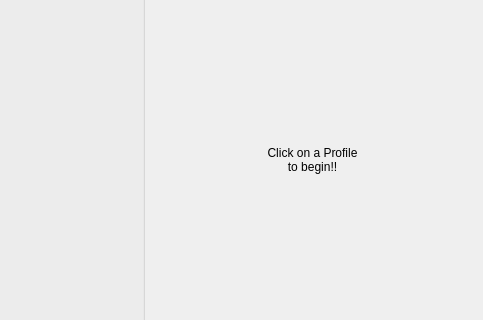
The window that mainwindow.ui (JordanViramontes/Cave-Story-Profile-Manager) describes before a commit, drawn with Qt 5; both pictures show x 517 to 1000 and y 180 to 500 of the 1000 by 600 pixel window.
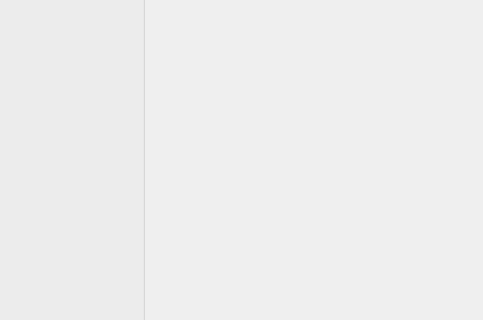
The same window after the commit. Custom widgets are drawn as their Qt base class.

Diff of the .ui file:
```diff
--- a/mainwindow.ui
+++ b/mainwindow.ui
@@ -122,17 +122,6 @@
           </property>
          </spacer>
         </item>
-        <item>
-         <widget class="QLabel" name="beginPromptLabel">
-          <property name="text">
-           <string>Click on a Profile
-to begin!!</string>
-          </property>
-          <property name="alignment">
-           <set>Qt::AlignmentFlag::AlignCenter</set>
-          </property>
-         </widget>
-        </item>
         <item>
          <spacer name="verticalSpacer_2">
           <property name="orientation">
```
